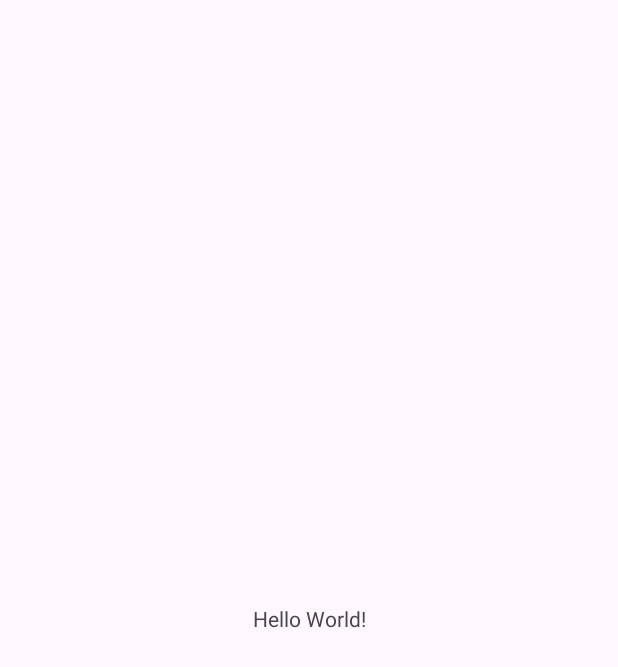
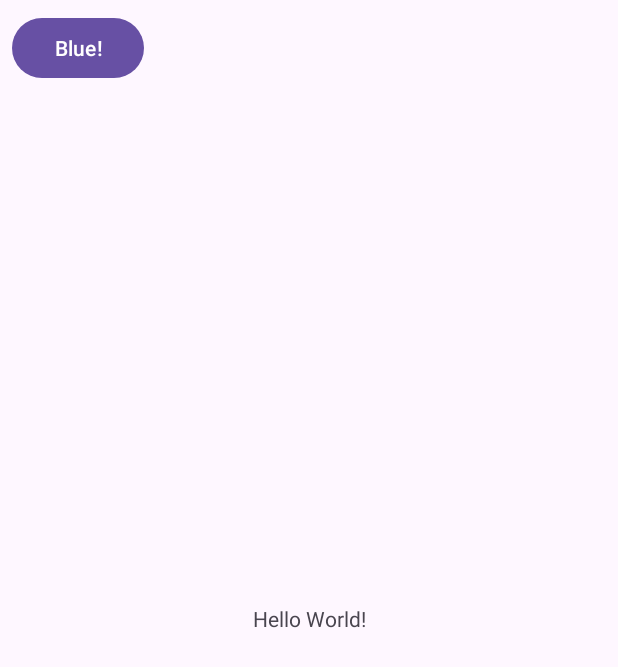
Before and after one commit to carterscott344/309-BashZones, an Android app: the screen it shows after launch (MainActivity), on a phone screen of 412 x 824 dp. Before the commit the part shown is almost empty. Shown: the top 667 px of the screen. Run offline under Robolectric (Android 15) with nearby library versions, the phone set to English and light mode, and no system bars.

Commit message:
Added button to turn text blue in experiment

```diff
--- a/Experiments/carson/carson_first_original_experiment_as/app/src/main/java/com/example/firstoriginalexperiment/MainActivity.java
+++ b/Experiments/carson/carson_first_original_experiment_as/app/src/main/java/com/example/firstoriginalexperiment/MainActivity.java
@@ -1,6 +1,10 @@
 package com.example.firstoriginalexperiment;
 
+import android.graphics.Color;
 import android.os.Bundle;
+import android.view.View;
+import android.widget.Button;
+import android.widget.TextView;
 
 import androidx.activity.EdgeToEdge;
 import androidx.appcompat.app.AppCompatActivity;
@@ -10,15 +14,20 @@ import androidx.core.view.WindowInsetsCompat;
 
 public class MainActivity extends AppCompatActivity {
 
+    public TextView helloText;
+    public Button cornerButton;
+
     @Override
     protected void onCreate(Bundle savedInstanceState) {
         super.onCreate(savedInstanceState);
-        EdgeToEdge.enable(this);
         setContentView(R.layout.activity_main);
-        ViewCompat.setOnApplyWindowInsetsListener(findViewById(R.id.main), (v, insets) -> {
-            Insets systemBars = insets.getInsets(WindowInsetsCompat.Type.systemBars());
-            v.setPadding(systemBars.left, systemBars.top, systemBars.right, systemBars.bottom);
-            return insets;
-        });
+        helloText = findViewById(R.id.hello);
+        cornerButton = findViewById(R.id.button1);
+        cornerButton.setText("Blue!");
+    }
+
+    public void disable(View v) {
+        v.setEnabled(false);
+        helloText.setTextColor(Color.BLUE);
     }
 }
--- a/Experiments/carson/carson_first_original_experiment_as/app/src/main/res/layout/activity_main.xml
+++ b/Experiments/carson/carson_first_original_experiment_as/app/src/main/res/layout/activity_main.xml
@@ -8,6 +8,7 @@
     tools:context=".MainActivity">
 
     <TextView
+        android:id="@+id/hello"
         android:layout_width="wrap_content"
         android:layout_height="wrap_content"
         android:text="Hello World!"
@@ -16,4 +17,15 @@
         app:layout_constraintStart_toStartOf="parent"
         app:layout_constraintTop_toTopOf="parent" />
 
+    <Button
+        android:id="@+id/button1"
+        android:layout_width="wrap_content"
+        android:layout_height="wrap_content"
+        android:layout_marginStart="8dp"
+        android:layout_marginTop="8dp"
+        android:onClick="disable"
+        android:text="Button"
+        app:layout_constraintStart_toStartOf="parent"
+        app:layout_constraintTop_toTopOf="parent" />
+
 </androidx.constraintlayout.widget.ConstraintLayout>
```
